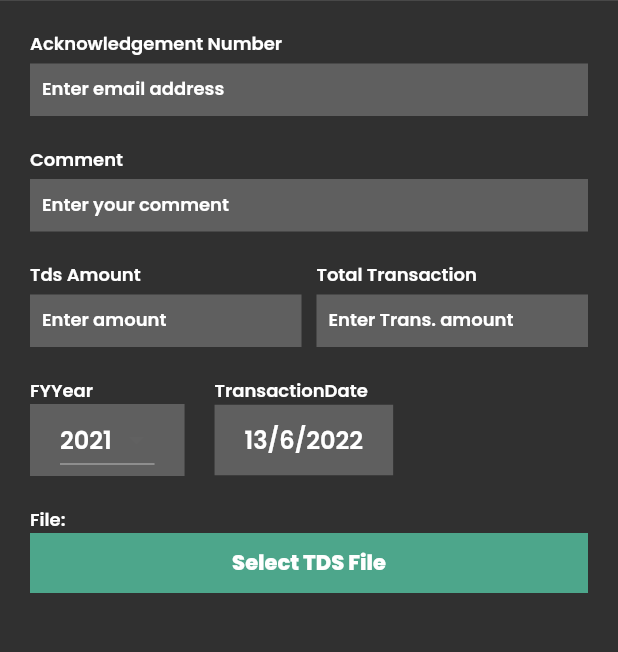
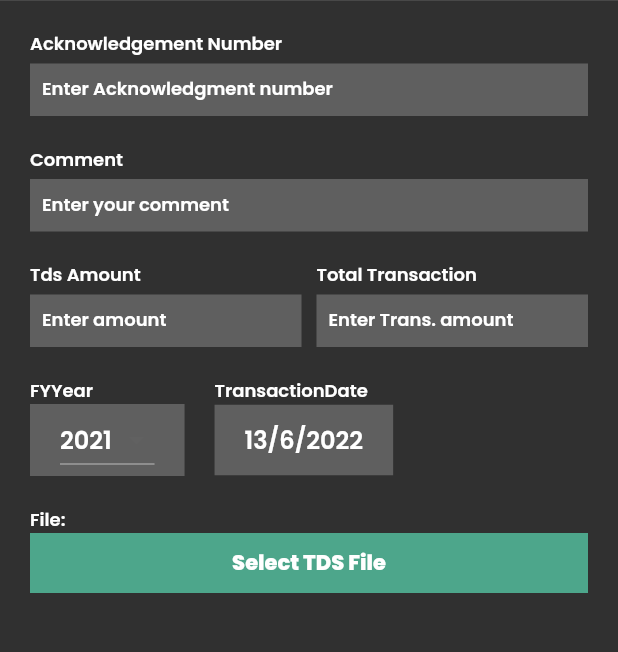
Before and after one commit to pratikKataria/KRC-MobileApp, a Flutter app: the TDSScreen screen opened directly with empty values, on a phone screen of 412 x 824 dp, the part 67-719 px from its top. Run offline on Flutter 3.47's test engine with Material 2 defaults, Android fonts, the phone set to English and light mode, and no system bars; our stand-ins replace cached_network_image, connectivity, dio, expandable, file_picker, fluttertoast and 4 more; missing offline and left inert: matrix4_transform; accounts and stored records are empty; project files that could hold a hidden picture were left out; key blocks and very long unbroken strings in the code were emptied for the run.

Commit message:
➕ minor changes done

```diff
--- a/lib/ui/Ticket/ticket_screen.dart
+++ b/lib/ui/Ticket/ticket_screen.dart
@@ -117,7 +117,7 @@ class _TicketScreenState extends State<TicketScreen> with SingleTickerProviderSt
         Container(
           padding: EdgeInsets.all(8),
           color: AppColors.white.withOpacity(0.06),
-          child: Text("In-progress", style: textStyleWhite14px600w),
+          child: Text(e.status, style: textStyleWhite14px600w),
         ),
       ],
     );
--- a/lib/ui/uploadTDS/upload_tds_screen.dart
+++ b/lib/ui/uploadTDS/upload_tds_screen.dart
@@ -39,7 +39,7 @@ class _TDSScreenState extends State<TDSScreen> implements UploadTDSView {
     int year = dateTime.year;
     int minYear = year - 10;
     uploadTdsRequest.fYYear = "${year - 1}";
-    for (int i = 1; i < 12; i++) years.add("${minYear + i}");
+    for (int i = 1; i < 10; i++) years.add("${minYear + i}");
     uploadTdsRequest.transactionDate = "${dateTime.day}/${dateTime.month}/${dateTime.year}";
   }
 
@@ -74,7 +74,7 @@ class _TDSScreenState extends State<TDSScreen> implements UploadTDSView {
                       style: textStyleWhite12px500w,
                       decoration: InputDecoration(
                         border: InputBorder.none,
-                        hintText: "Enter email address",
+                        hintText: "Enter Acknowledgment number",
                         hintStyle: textStyleWhite12px500w,
                         suffixStyle: TextStyle(color: AppColors.textColor),
                       ),
@@ -309,7 +309,7 @@ class _TDSScreenState extends State<TDSScreen> implements UploadTDSView {
       context: context,
       initialDate: DateTime.now(),
       firstDate: time,
-      lastDate: DateTime(2100),
+      lastDate: DateTime.now(),
     );
     if (dateTime != null) {
       uploadTdsRequest.transactionDate = "${dateTime.day}/${dateTime.month}/${dateTime.year}";
```
Also changed, not shown: lib/ui/receiptScreen/receipt_screen.dart (+4 -4 lines).
